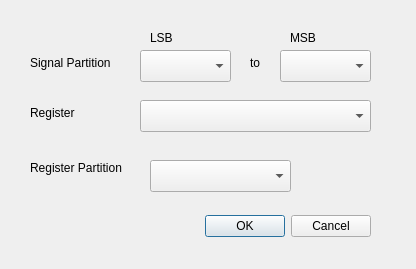
The window that edit_signal_partition_dialog.ui (ZhihongLei/IASRegisterManager) describes before a commit, drawn with Qt 5.
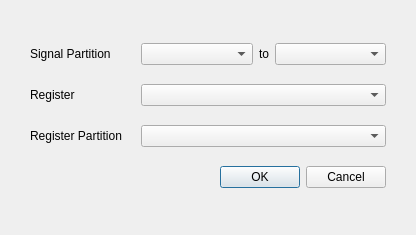
The same window after the commit.

```diff
--- a/edit_signal_partition_dialog.ui
+++ b/edit_signal_partition_dialog.ui
@@ -7,146 +7,122 @@
     <x>0</x>
     <y>0</y>
     <width>416</width>
-    <height>269</height>
+    <height>235</height>
    </rect>
   </property>
   <property name="windowTitle">
    <string>New Signal Partition</string>
   </property>
-  <widget class="QDialogButtonBox" name="buttonBox">
-   <property name="geometry">
-    <rect>
-     <x>30</x>
-     <y>210</y>
-     <width>341</width>
-     <height>32</height>
-    </rect>
+  <layout class="QGridLayout" name="gridLayout">
+   <property name="leftMargin">
+    <number>30</number>
    </property>
-   <property name="orientation">
-    <enum>Qt::Horizontal</enum>
+   <property name="topMargin">
+    <number>30</number>
    </property>
-   <property name="standardButtons">
-    <set>QDialogButtonBox::Cancel|QDialogButtonBox::Ok</set>
+   <property name="rightMargin">
+    <number>30</number>
    </property>
-  </widget>
-  <widget class="QLabel" name="label">
-   <property name="geometry">
-    <rect>
-     <x>30</x>
-     <y>55</y>
-     <width>91</width>
-     <height>16</height>
-    </rect>
+   <property name="bottomMargin">
+    <number>30</number>
    </property>
-   <property name="text">
-    <string>Signal Partition</string>
-   </property>
-  </widget>
-  <widget class="QLabel" name="label_lsb">
-   <property name="geometry">
-    <rect>
-     <x>150</x>
-     <y>30</y>
-     <width>31</width>
-     <height>16</height>
-    </rect>
-   </property>
-   <property name="text">
-    <string>LSB</string>
-   </property>
-  </widget>
-  <widget class="QLabel" name="label_5">
-   <property name="geometry">
-    <rect>
-     <x>30</x>
-     <y>105</y>
-     <width>51</width>
-     <height>16</height>
-    </rect>
-   </property>
-   <property name="text">
-    <string>Register</string>
-   </property>
-  </widget>
-  <widget class="QComboBox" name="comboBoxReg">
-   <property name="geometry">
-    <rect>
-     <x>140</x>
-     <y>100</y>
-     <width>231</width>
-     <height>32</height>
-    </rect>
-   </property>
-  </widget>
-  <widget class="QComboBox" name="comboBoxSigLSB">
-   <property name="geometry">
-    <rect>
-     <x>140</x>
-     <y>50</y>
-     <width>91</width>
-     <height>32</height>
-    </rect>
-   </property>
-  </widget>
-  <widget class="QComboBox" name="comboBoxSigMSB">
-   <property name="geometry">
-    <rect>
-     <x>280</x>
-     <y>50</y>
-     <width>91</width>
-     <height>32</height>
-    </rect>
-   </property>
-  </widget>
-  <widget class="QLabel" name="label_msb">
-   <property name="geometry">
-    <rect>
-     <x>290</x>
-     <y>30</y>
-     <width>31</width>
-     <height>16</height>
-    </rect>
-   </property>
-   <property name="text">
-    <string>MSB</string>
-   </property>
-  </widget>
-  <widget class="QLabel" name="label_7">
-   <property name="geometry">
-    <rect>
-     <x>250</x>
-     <y>55</y>
-     <width>16</width>
-     <height>16</height>
-    </rect>
-   </property>
-   <property name="text">
-    <string>to</string>
-   </property>
-  </widget>
-  <widget class="QLabel" name="label_8">
-   <property name="geometry">
-    <rect>
-     <x>30</x>
-     <y>160</y>
-     <width>111</width>
-     <height>16</height>
-    </rect>
-   </property>
-   <property name="text">
-    <string>Register Partition</string>
-   </property>
-  </widget>
-  <widget class="QComboBox" name="comboBoxRegPart">
-   <property name="geometry">
-    <rect>
-     <x>150</x>
-     <y>160</y>
-     <width>141</width>
-     <height>32</height>
-    </rect>
-   </property>
-  </widget>
+   <item row="0" column="0">
+    <widget class="QLabel" name="labelSigPart">
+     <property name="sizePolicy">
+      <sizepolicy hsizetype="Fixed" vsizetype="Fixed">
+       <horstretch>0</horstretch>
+       <verstretch>0</verstretch>
+      </sizepolicy>
+     </property>
+     <property name="minimumSize">
+      <size>
+       <width>105</width>
+       <height>0</height>
+      </size>
+     </property>
+     <property name="text">
+      <string>Signal Partition</string>
+     </property>
+    </widget>
+   </item>
+   <item row="0" column="1">
+    <layout class="QHBoxLayout" name="layoutSigPart">
+     <item>
+      <widget class="QComboBox" name="comboBoxSigLeft"/>
+     </item>
+     <item>
+      <widget class="QLabel" name="labelTo">
+       <property name="sizePolicy">
+        <sizepolicy hsizetype="Fixed" vsizetype="Fixed">
+         <horstretch>0</horstretch>
+         <verstretch>0</verstretch>
+        </sizepolicy>
+       </property>
+       <property name="text">
+        <string>to</string>
+       </property>
+      </widget>
+     </item>
+     <item>
+      <widget class="QComboBox" name="comboBoxSigRight"/>
+     </item>
+    </layout>
+   </item>
+   <item row="1" column="0">
+    <widget class="QLabel" name="labelReg">
+     <property name="sizePolicy">
+      <sizepolicy hsizetype="Fixed" vsizetype="Fixed">
+       <horstretch>0</horstretch>
+       <verstretch>0</verstretch>
+      </sizepolicy>
+     </property>
+     <property name="minimumSize">
+      <size>
+       <width>105</width>
+       <height>0</height>
+      </size>
+     </property>
+     <property name="text">
+      <string>Register</string>
+     </property>
+    </widget>
+   </item>
+   <item row="1" column="1">
+    <widget class="QComboBox" name="comboBoxReg"/>
+   </item>
+   <item row="2" column="0">
+    <widget class="QLabel" name="labelRegPart">
+     <property name="sizePolicy">
+      <sizepolicy hsizetype="Fixed" vsizetype="Fixed">
+       <horstretch>0</horstretch>
+       <verstretch>0</verstretch>
+      </sizepolicy>
+     </property>
+     <property name="minimumSize">
+      <size>
+       <width>105</width>
+       <height>0</height>
+      </size>
+     </property>
+     <property name="text">
+      <string>Register Partition</string>
+     </property>
+    </widget>
+   </item>
+   <item row="2" column="1">
+    <widget class="QComboBox" name="comboBoxRegPart"/>
+   </item>
+   <item row="3" column="0" colspan="2">
+    <widget class="QDialogButtonBox" name="buttonBox">
+     <property name="orientation">
+      <enum>Qt::Horizontal</enum>
+     </property>
+     <property name="standardButtons">
+      <set>QDialogButtonBox::Cancel|QDialogButtonBox::Ok</set>
+     </property>
+    </widget>
+   </item>
+  </layout>
  </widget>
  <tabstops>
   <tabstop>comboBoxReg</tabstop>
```
Left out of the diff: 2 changed lines with no effect on the pictures.
